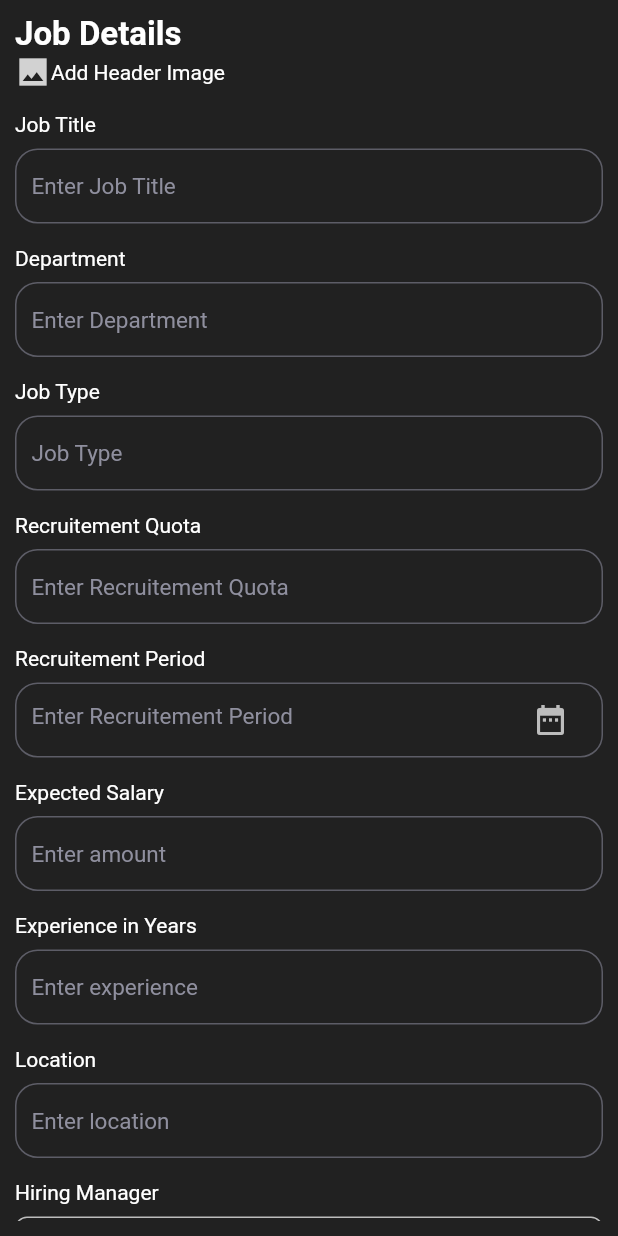
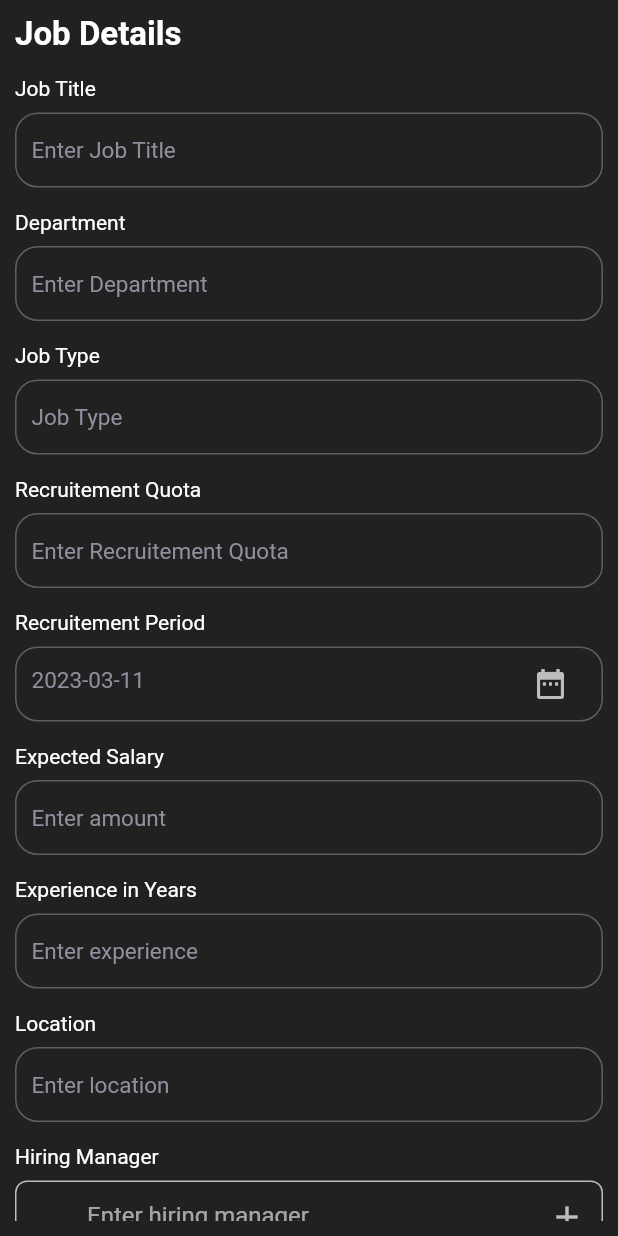
Before and after one commit to PrerakGada/Connectify, a Flutter app: the screen it shows after launch, on a phone screen of 412 x 824 dp. Run offline on Flutter 3.47's test engine with Material 2 defaults, Android fonts, the phone set to English and light mode, and no system bars; our stand-ins replace camera, charts_flutter, delayed_display, dio, file_picker, firebase_core and 11 more; missing offline and left inert: audio_waveforms, flutter_google_places_hoc081098, google_api_headers, google_maps_webservice, hmssdk_flutter; accounts and stored records are empty.

Commit message:
git issues again

```diff
--- a/lib/pages/createJob/create_job.dart
+++ b/lib/pages/createJob/create_job.dart
@@ -2,6 +2,8 @@
 import 'package:flutter/material.dart';
 import 'package:flutter/src/widgets/framework.dart';
 import 'package:flutter/src/widgets/placeholder.dart';
+
+import '../../logic/state_management/user_store.dart';
 
 class CreateJob extends StatefulWidget {
   static const id = '/createJob';
@@ -60,18 +62,6 @@
                       color: Colors.white,
                       fontSize: 22,
                       fontWeight: FontWeight.bold),
-                ),
-                InkWell(
-                  onTap: () {},
-                  child: Row(
-                    children: [
-                      Icon(Icons.photo_sharp),
-                      Text(
-                        "Add Header Image",
-                        style: TextStyle(color: Colors.white),
-                      ),
-                    ],
-                  ),
                 ),
                 SizedBox(
                   height: 15,
@@ -154,31 +144,31 @@
                       });
                     }
                   },
-                  placeholderText: "Enter Recruitement Period",
+                  placeholderText: selectedDate.toString().split(' ')[0],
                   date: true,
                 ),
-                SizedBox(
+                const SizedBox(
                   height: 15,
                 ),
-                Text(
+                const Text(
                   "Expected Salary",
                   style: TextStyle(color: Colors.white),
                 ),
-                SizedBox(
+                const SizedBox(
                   height: 8,
                 ),
                 InputField(
                   controller: _jobTitle,
                   placeholderText: "Enter amount",
                 ),
-                SizedBox(
+                const SizedBox(
                   height: 15,
                 ),
-                Text(
+                const Text(
                   "Experience in Years",
                   style: TextStyle(color: Colors.white),
                 ),
-                SizedBox(
+                const SizedBox(
                   height: 8,
                 ),
                 InputField(
@@ -314,6 +304,72 @@
                     ),
                   ),
                 ),
+                SizedBox(
+                  height: 15,
+                ),
+                Align(
+                  alignment: Alignment.center,
+                  child: SizedBox(
+                    width: 300,
+                    height: 50,
+                    child: ElevatedButton(
+                        onPressed: () async {
+                          final status = await UserStore().createJob(
+                              companyId: 1,
+                              address: "hi",
+                              description: "bye",
+                              domain: "Video Editing",
+                              duration: "2 years",
+                              emotional_requirements: "work-life balance",
+                              experience: "2 years",
+                              lat: 20.55,
+                              lon: 56.33,
+                              payscale: "34",
+                              title: "ui ux",
+                              sponsored: "true",
+                              skills: "Final cut pro",
+                              timings: "9-5",
+                              worklife_culture: "gender-neutral");
+                          if (status) {
+                            print("done");
+                            // Navigator.popAndPushNamed(context, SplashScreen.id);
+                          }
+                          // print("pressed");
+                          // if (demo != null) {
+                          //   var request = http.MultipartRequest(
+                          //       'POST',
+                          //       Uri.parse(
+                          //           'https://innovative-minds.mustansirg.in/api/companies/'));
+
+                          //   request.files.add(
+                          //       await http.MultipartFile.fromPath(
+                          //           'headquarters', demo!.path));
+                          //   request.files.add(
+                          //       await http.MultipartFile.fromPath(
+                          //           'logo', demo!.path));
+                          //   request.fields.addAll(
+                          //       {'name': 'Amazon', 'admins': '1'});
+                          //   var response = await request.send();
+                          //   await http.Response.fromStream(response)
+                          //       .then((value) {
+                          //     var body = jsonDecode(value.body);
+                          //   });
+                          // }
+                        },
+                        style: ButtonStyle(
+                          elevation: MaterialStateProperty.all(0),
+                          backgroundColor: MaterialStateProperty.all<Color>(
+                              const Color.fromARGB(255, 111, 0, 190)),
+                        ),
+                        child: const Text(
+                          "Create Job",
+                          style: TextStyle(color: Colors.white),
+                        )),
+                  ),
+                ),
+                SizedBox(
+                  height: 15,
+                ),
               ],
             ),
           ),
```
Also changed, not shown: lib/logic/state_management/user_store.dart (+32 -36 lines).
